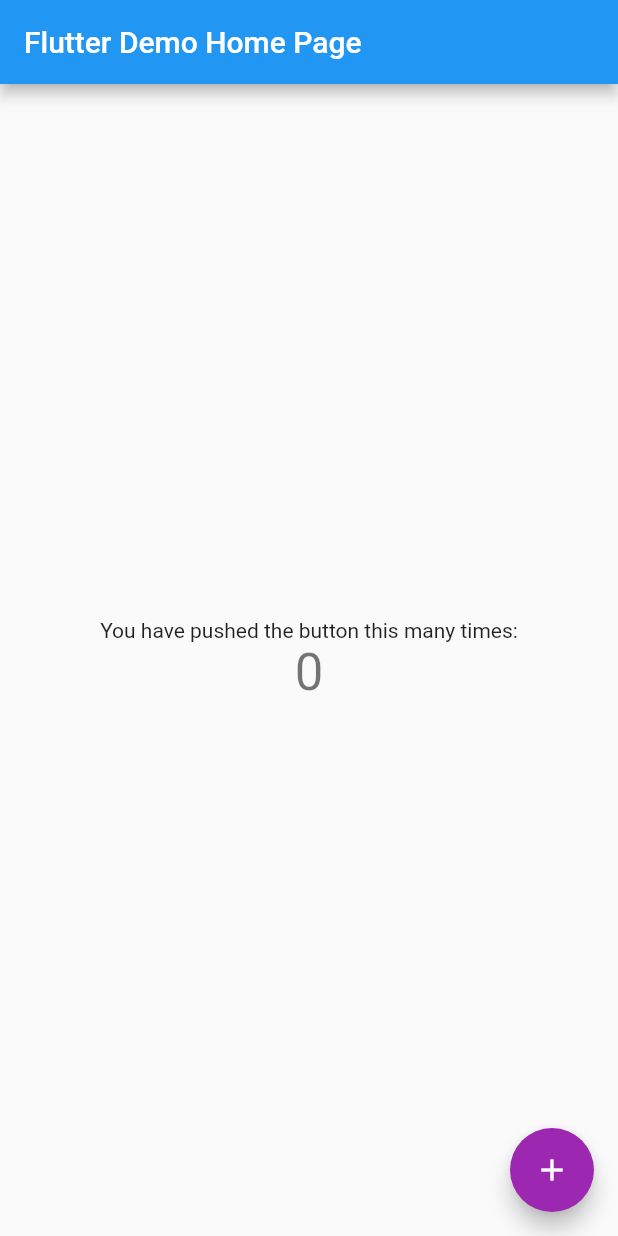
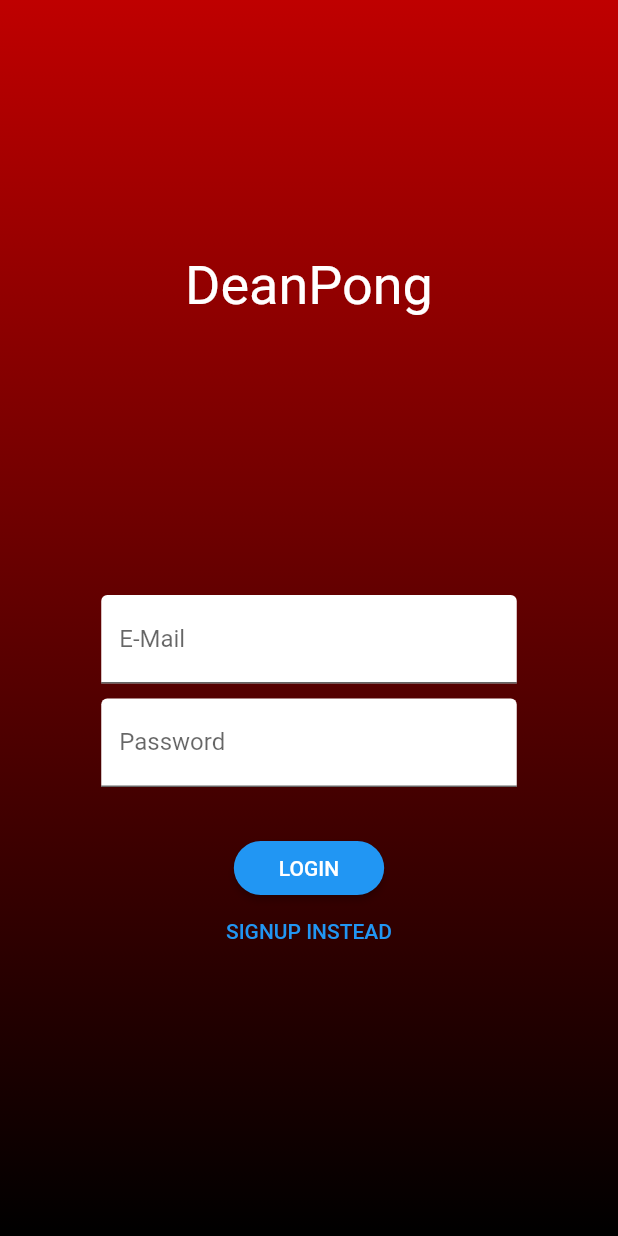
Before and after one commit to Painese/dean_pong, a Flutter app: the screen it shows after launch, on a phone screen of 412 x 824 dp. Run offline on Flutter 3.47's test engine with Material 2 defaults, Android fonts, the phone set to English and light mode, and no system bars; our stand-ins replace shared_preferences; missing offline and left inert: codable; Roboto replaces fonts that are missing (Kaushan Script).

Commit message:
Added an auth screen with Gil.

```diff
--- a/lib/main.dart
+++ b/lib/main.dart
@@ -1,5 +1,7 @@
 import 'package:dean_pong/models/boardState.dart';
 import 'package:dean_pong/providers/auth.dart';
+import 'package:dean_pong/screens/auth_screen.dart';
+import 'package:dean_pong/screens/board_screen.dart';
 import 'package:flutter/material.dart';
 import 'package:provider/provider.dart';
 
@@ -25,7 +27,19 @@ class MyApp extends StatelessWidget {
         theme: ThemeData(
           primarySwatch: Colors.blue,
         ),
-        home: MyHomePage(title: 'Flutter Demo Home Page'),
+        home: Consumer<Auth>(
+          builder: (ctx, auth, _) {
+            return auth.isAuth ? BoardScreen() :
+            FutureBuilder(
+              future: auth.tryAutoLogin(),
+              builder: (ctx, authResultSnapshot) =>
+              authResultSnapshot.connectionState ==
+                  ConnectionState.waiting
+                  ? Text('Hi')
+                  : AuthScreen(),
+            );
+          },
+        ),
       ),
     );
   }
--- /dev/null
+++ b/lib/models/httpException.dart
@@ -0,0 +1,11 @@
+class HttpException implements Exception {
+  final String message;
+
+  HttpException(this.message);
+
+  @override
+  String toString() {
+    return message;
+    // return super.toString(); // Instance of HttpException
+  }
+}
--- a/lib/providers/auth.dart
+++ b/lib/providers/auth.dart
@@ -60,6 +60,7 @@ class Auth with ChangeNotifier {
       );
       _autoLogout();
       notifyListeners();
+      print("Logged in! User ID $_userId");
       final prefs = await SharedPreferences.getInstance();
       final userData = json.encode(
         {
--- /dev/null
+++ b/lib/screens/auth_screen.dart
@@ -0,0 +1,260 @@
+import 'dart:math';
+
+import 'package:flutter/material.dart';
+import 'package:flutter/services.dart';
+import 'package:provider/provider.dart';
+
+import '../providers/auth.dart';
+import '../models/httpException.dart';
+
+enum AuthMode { Signup, Login }
+
+class AuthScreen extends StatelessWidget {
+  static const routeName = '/auth';
+
+  @override
+  Widget build(BuildContext context) {
+    final deviceSize = MediaQuery.of(context).size;
+    // final transformConfig = Matrix4.rotationZ(-8 * pi / 180);
+    // transformConfig.translate(-10.0);
+    return Scaffold(
+      // resizeToAvoidBottomInset: false,
+      body: SafeArea(
+        child: Stack(
+          children: <Widget>[
+            Container(
+              decoration: BoxDecoration(
+                gradient: LinearGradient(
+                  colors: [
+                    Color.fromRGBO(191, 0, 0, 1),
+                    Color.fromRGBO(0, 0, 0, 1),
+                  ],
+                  begin: Alignment.topCenter,
+                  end: Alignment.bottomCenter,
+                  stops: [0, 1],
+                ),
+              ),
+            ),
+            SingleChildScrollView(
+              child: Container(
+                height: deviceSize.height,
+                width: deviceSize.width,
+                child: Column(
+                mainAxisAlignment: MainAxisAlignment.spaceEvenly,
+                  crossAxisAlignment: CrossAxisAlignment.center,
+                  children: <Widget>[
+                    Flexible(
+                      child: Container(
+                        child: Text(
+                          'DeanPong',
+                          style: TextStyle(
+                            color: Theme.of(context).accentTextTheme.title.color,
+                            fontSize: 36,
+                            fontFamily: 'Kaushan Script',
+                            fontWeight: FontWeight.normal,
+                          ),
+                        ),
+                      ),
+                    ),
+                    Flexible(
+                      child: AuthWidget(),
+                    ),
+                  ],
+                ),
+              ),
+            ),
+          ],
+        ),
+      ),
+    );
+  }
+}
+
+class AuthWidget extends StatefulWidget {
+  const AuthWidget({
+    Key key,
+  }) : super(key: key);
+
+  @override
+  _AuthWidgetState createState() => _AuthWidgetState();
+}
+
+class _AuthWidgetState extends State<AuthWidget> {
+  final GlobalKey<FormState> _formKey = GlobalKey();
+  AuthMode _authMode = AuthMode.Login;
+  Map<String, String> _authData = {
+    'email': '',
+    'password': '',
+  };
+  var _isLoading = false;
+  final _passwordController = TextEditingController();
+
+  void _showErrorDialog(String message) {
+    showDialog(
+      context: context,
+      builder: (ctx) => AlertDialog(
+        title: Text('An Error Occurred!'),
+        content: Text(message),
+        actions: <Widget>[
+          FlatButton(
+            child: Text('Okay'),
+            onPressed: () {
+              Navigator.of(ctx).pop();
+            },
+          )
+        ],
+      ),
+    );
+  }
+
+  Future<void> _submit() async {
+    if (!_formKey.currentState.validate()) {
+      // Invalid!
+      return;
+    }
+    _formKey.currentState.save();
+    setState(() {
+      _isLoading = true;
+    });
+    try {
+      if (_authMode == AuthMode.Login) {
+        // Log user in
+        await Provider.of<Auth>(context, listen: false).login(
+          _authData['email'],
+          _authData['password'],
+        );
+      } else {
+        // Sign user up
+        await Provider.of<Auth>(context, listen: false).signup(
+          _authData['email'],
+          _authData['password'],
+        );
+      }
+    } on HttpException catch (error) {
+      var errorMessage = 'Authentication failed';
+      if (error.toString().contains('EMAIL_EXISTS')) {
+        errorMessage = 'This email address is already in use.';
+      } else if (error.toString().contains('INVALID_EMAIL')) {
+        errorMessage = 'This is not a valid email address';
+      } else if (error.toString().contains('WEAK_PASSWORD')) {
+        errorMessage = 'This password is too weak.';
+      } else if (error.toString().contains('EMAIL_NOT_FOUND')) {
+        errorMessage = 'Could not find a user with that email.';
+      } else if (error.toString().contains('INVALID_PASSWORD')) {
+        errorMessage = 'Invalid password.';
+      }
+      _showErrorDialog(errorMessage);
+    } catch (error) {
+      const errorMessage =
+          'Could not authenticate you. Please try again later.';
+      _showErrorDialog(errorMessage);
+    }
+
+    setState(() {
+      _isLoading = false;
+    });
+  }
+
+  void _switchAuthMode() {
+    if (_authMode == AuthMode.Login) {
+      setState(() {
+        _authMode = AuthMode.Signup;
+      });
+    } else {
+      setState(() {
+        _authMode = AuthMode.Login;
+      });
+    }
+  }
+
+  @override
+  Widget build(BuildContext context) {
+    final deviceSize = MediaQuery.of(context).size;
+    return Container(
+      width: deviceSize.width * 0.75,
+      padding: EdgeInsets.all(16.0),
+      child: Form(
+        key: _formKey,
+        child: SingleChildScrollView(
+          child: Column(
+            children: <Widget>[
+              Padding(
+                padding: const EdgeInsets.only(bottom: 10.0),
+                child: TextFormField(
+                  decoration: InputDecoration(filled: true, fillColor: Colors.white, labelText: 'E-Mail'),
+                  keyboardType: TextInputType.emailAddress,
+                  validator: (value) {
+                    if (value.isEmpty || !value.contains('@')) {
+                      return 'Invalid email!';
+                    }
+                    return null;
+                  },
+                  onSaved: (value) {
+                    _authData['email'] = value;
+                  },
+                ),
+              ),
+              Padding(
+                padding: const EdgeInsets.only(bottom: 10.0),
+                child: TextFormField(
+                  decoration: InputDecoration(filled: true, fillColor: Colors.white, labelText: 'Password'),
+                  obscureText: true,
+                  controller: _passwordController,
+                  validator: (value) {
+                    if (value.isEmpty || value.length < 5) {
+                      return 'Password is too short!';
+                    }
+                    return null;
+                  },
+                  onSaved: (value) {
+                    _authData['password'] = value;
+                  },
+                ),
+              ),
+              if (_authMode == AuthMode.Signup)
+                TextFormField(
+                  enabled: _authMode == AuthMode.Signup,
+                  decoration: InputDecoration(filled: true, fillColor: Colors.white, labelText: 'Confirm Password'),
+                  obscureText: true,
+                  validator: _authMode == AuthMode.Signup
+                      ? (value) {
+                    if (value != _passwordController.text) {
+                      return 'Passwords do not match!';
+                    }
+                    return null;
+                  }
+                      : null,
+                ),
+              SizedBox(
+                height: 20,
+              ),
+              if (_isLoading)
+                CircularProgressIndicator()
+              else
+                RaisedButton(
+                  child:
+                  Text(_authMode == AuthMode.Login ? 'LOGIN' : 'SIGN UP'),
+                  onPressed: _submit,
+                  shape: RoundedRectangleBorder(
+                    borderRadius: BorderRadius.circular(30),
+                  ),
+                  padding:
+                  EdgeInsets.symmetric(horizontal: 30.0, vertical: 8.0),
+                  color: Theme.of(context).primaryColor,
+                  textColor: Theme.of(context).primaryTextTheme.button.color,
+                ),
+              FlatButton(
+                child: Text(
+                    '${_authMode == AuthMode.Login ? 'SIGNUP' : 'LOGIN'} INSTEAD'),
+                onPressed: _switchAuthMode,
+                padding: EdgeInsets.symmetric(horizontal: 30.0, vertical: 4),
+                materialTapTargetSize: MaterialTapTargetSize.shrinkWrap,
+                textColor: Theme.of(context).primaryColor,
+              ),
+            ],
+          ),
+        ),
+      ),
+    );
+  }
+}
--- a/pubspec.yaml
+++ b/pubspec.yaml
@@ -14,7 +14,7 @@ description: A new Flutter project.
 version: 1.0.0+1
 
 environment:
-  sdk: ">=2.1.0 <3.0.0"
+  sdk: ">=2.3.0 <3.0.0"
 
 dependencies:
   flutter:
```
Also changed, not shown: lib/screens/board_screen.dart (added, +19 -0 lines), pubspec.lock.
